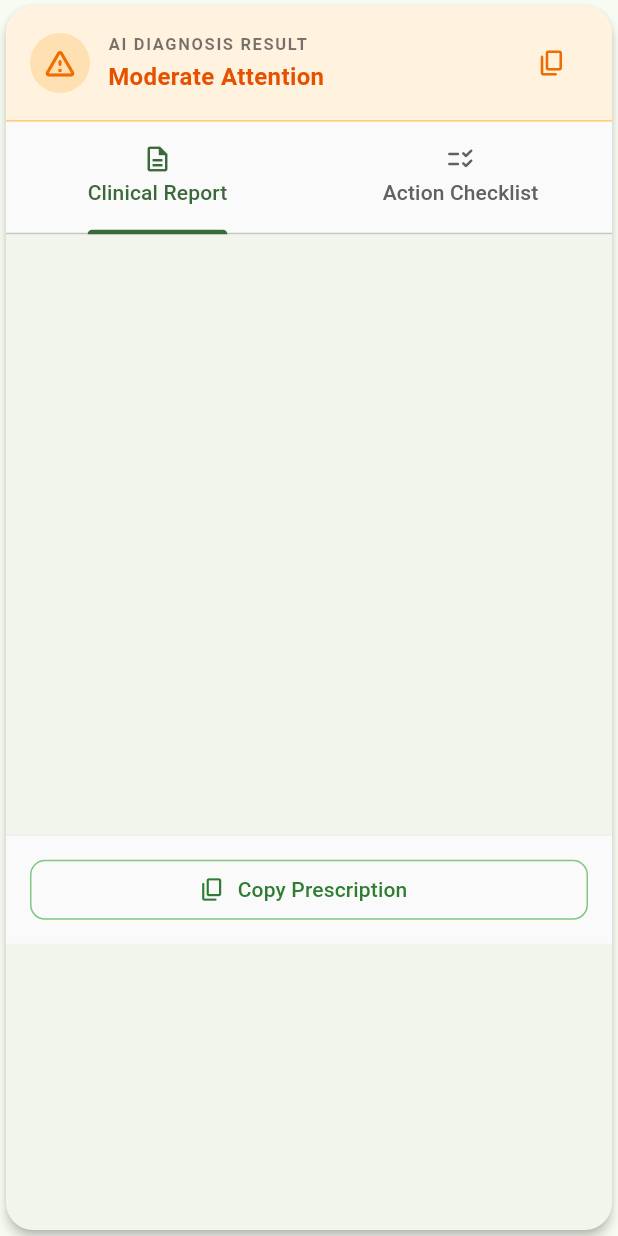
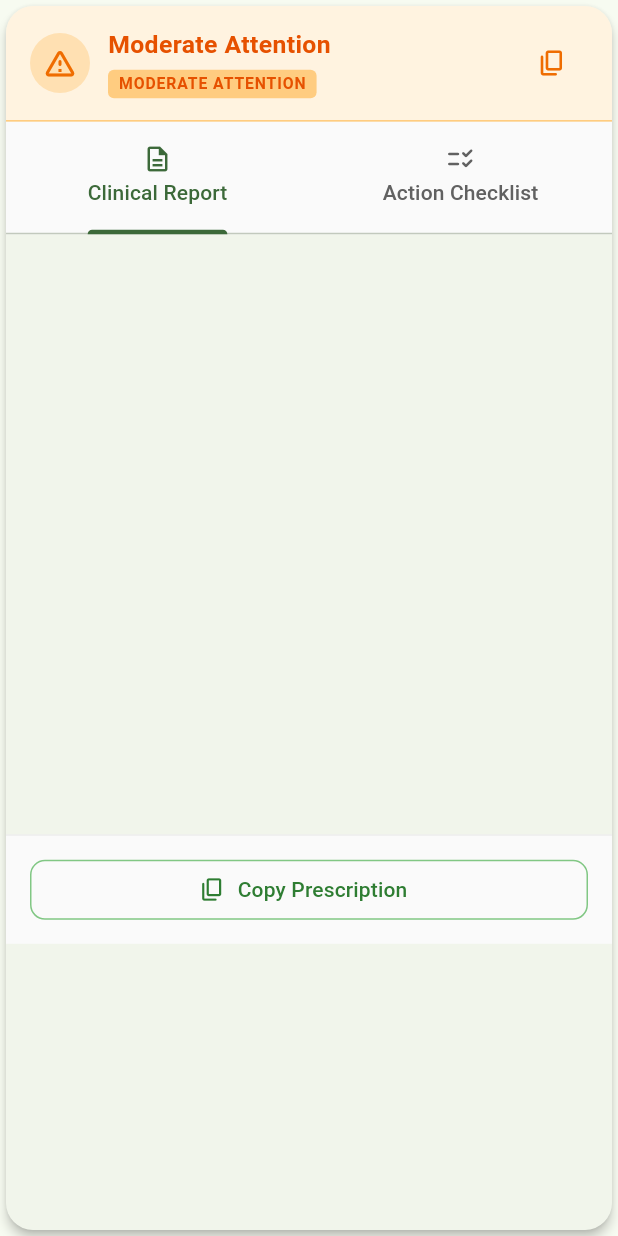
Before and after one commit to ChoyonBonik/cropdoc-ai, a Flutter app: the DiagnosisReportView widget shown alone on an empty page, opened directly with empty values, on a phone screen of 412 x 824 dp. Run offline on Flutter 3.47's test engine with Material 3 defaults, Android fonts, the phone set to English and light mode, and no system bars; our stand-ins replace flutter_markdown, google_generative_ai, image_picker.

Commit message:
fix(ai): refine plant pathology system instructions, disease title extraction, and accurate foliar lesion detection

```diff
--- a/lib/screens/dashboard_screen.dart
+++ b/lib/screens/dashboard_screen.dart
@@ -25,9 +25,9 @@ class _DashboardScreenState extends State<DashboardScreen> {
       debugPrint('[LeafDoctor] Opening image picker: $source');
       final XFile? pickedFile = await _picker.pickImage(
         source: source,
-        maxWidth: 1600,
-        maxHeight: 1600,
-        imageQuality: 85,
+        maxWidth: 1200,
+        maxHeight: 1200,
+        imageQuality: 82,
       );
 
       if (pickedFile == null) {
--- a/lib/services/gemini_service.dart
+++ b/lib/services/gemini_service.dart
@@ -27,20 +27,27 @@ class GeminiDiseaseService {
       debugPrint('[GeminiService] Image size: ${imageBytes.length} bytes, type: $mimeType');
 
       const prompt =
-          'You are an expert agricultural plant pathologist and agronomist specializing in tomato crops. '
-          'Carefully inspect this tomato leaf image:\n'
-          '1. Identify the disease or issue (e.g., Early Blight, Late Blight, Septoria Leaf Spot, Tomato Yellow Leaf Curl Virus, Bacterial Spot, or Healthy).\n'
-          '2. State your confidence level and the primary visual symptoms observed.\n'
-          '3. Provide an actionable, concise treatment and management plan (including organic/cultural controls and chemical treatments if applicable).\n'
-          '4. Provide preventive measures for future crops.\n\n'
-          'Format your response cleanly with clear headings and bullet points.';
+          'Perform a meticulous plant pathology examination of this leaf image:\n\n'
+          '## 1. PRIMARY DIAGNOSIS\n'
+          '- **Disease / Condition**: [Specify exact common name and scientific name, e.g., Early Blight (Alternaria solani), Late Blight (Phytophthora infestans), Septoria Leaf Spot (Septoria lycopersici), Bacterial Spot (Xanthomonas), Tomato Yellow Leaf Curl Virus, Leaf Mold, Powdery Mildew, or Healthy Leaf]\n'
+          '- **Severity Level**: [Healthy / Mild / Moderate / Critical]\n'
+          '- **Confidence Score**: [e.g., 95%]\n\n'
+          '## 2. OBSERVED PATHOLOGY & SYMPTOMS\n'
+          '- Detail the visual symptoms: spot shapes, colors, concentric target rings, chlorotic yellow halos, margins, or curling.\n'
+          '- Explain the key diagnostic features differentiating this from similar lookalikes.\n\n'
+          '## 3. IMMEDIATE TREATMENT PLAN\n'
+          '- **Cultural & Organic Remedies**: (Pruning infected tissue, drip irrigation, sunlight/airflow).\n'
+          '- **Chemical & Fungicidal Interventions**: (Specific active ingredients: e.g. Copper hydroxide, Chlorothalonil, Mancozeb, Azoxystrobin, or Bacillus subtilis).\n\n'
+          '## 4. PREVENTIVE MEASURES\n'
+          '- Long-term sanitation, crop rotation, and preventative care to protect remaining yield.\n\n'
+          'Format with clear markdown headings and bullet points.';
 
       const configuredModel = String.fromEnvironment('GEMINI_MODEL');
       final candidateModels = [
         if (configuredModel.isNotEmpty) configuredModel,
+        'gemini-3.5-flash',
+        'gemini-3.5-flash-lite',
         'gemini-3.8-flash',
-        'gemini-3.5-flash',
-        'gemini-1.5-flash',
       ];
 
       String? lastError;
@@ -51,6 +58,17 @@ class GeminiDiseaseService {
           final model = GenerativeModel(
             model: modelName,
             apiKey: apiKey,
+            systemInstruction: Content.system(
+              'You are a senior plant pathologist and agricultural disease expert. '
+              'Your mission is to accurately diagnose plant foliar diseases from imagery. '
+              'Inspect every quadrant of the leaf blade for subtle lesions, fungal spores, '
+              'chlorotic halos, necrotic margins, water-soaked patches, leaf curling, or viral mosaics. '
+              'Never overlook minor lesions or assume a leaf is healthy if any abnormal foliar symptoms are visible.'
+            ),
+            generationConfig: GenerationConfig(
+              maxOutputTokens: 1000,
+              temperature: 0.2,
+            ),
           );
 
           final promptPart = TextPart(prompt);
--- a/lib/widgets/diagnosis_report_view.dart
+++ b/lib/widgets/diagnosis_report_view.dart
@@ -34,6 +34,7 @@ class _DiagnosisReportViewState extends State<DiagnosisReportView>
     with SingleTickerProviderStateMixin {
   late TabController _tabController;
   late DiseaseSeverity _severity;
+  late String _diseaseTitle;
   late List<String> _checklistItems;
   final Map<int, bool> _completedItems = {};
   final ScrollController _reportScrollController = ScrollController();
@@ -43,6 +44,7 @@ class _DiagnosisReportViewState extends State<DiagnosisReportView>
     super.initState();
     _tabController = TabController(length: 2, vsync: this);
     _severity = _determineSeverity(widget.diagnosisText);
+    _diseaseTitle = _extractDiseaseTitle(widget.diagnosisText);
     _checklistItems = _extractChecklistItems(widget.diagnosisText);
   }
 
@@ -52,6 +54,7 @@ class _DiagnosisReportViewState extends State<DiagnosisReportView>
     if (oldWidget.diagnosisText != widget.diagnosisText) {
       setState(() {
         _severity = _determineSeverity(widget.diagnosisText);
+        _diseaseTitle = _extractDiseaseTitle(widget.diagnosisText);
         _checklistItems = _extractChecklistItems(widget.diagnosisText);
         _completedItems.clear();
       });
@@ -65,23 +68,85 @@ class _DiagnosisReportViewState extends State<DiagnosisReportView>
     super.dispose();
   }
 
+  String _extractDiseaseTitle(String text) {
+    final lines = text.split('\n');
+    for (final rawLine in lines) {
+      final line = rawLine.trim();
+      final lower = line.toLowerCase();
+
+      if (lower.contains('disease') ||
+          lower.contains('condition') ||
+          lower.contains('diagnosis:')) {
+        final clean = line
+            .replaceAll(RegExp(r'^[#\-*•\s]+'), '')
+            .replaceAll('**', '')
+            .replaceFirst(
+              RegExp(
+                r'^(Disease|Condition|Primary Diagnosis|Diagnosis)(\s*\/\s*Condition)?:\s*',
+                caseSensitive: false,
+              ),
+              '',
+            )
+            .trim();
+        if (clean.isNotEmpty && clean.length > 3) {
+          return clean;
+        }
+      }
+    }
+
+    for (final rawLine in lines) {
+      final line = rawLine.trim();
+      if (line.startsWith('#')) {
+        final clean = line
+            .replaceFirst(RegExp(r'^#+\s*'), '')
+            .replaceAll('**', '')
+            .trim();
+        if (clean.isNotEmpty &&
+            !clean.toLowerCase().contains('report') &&
+            !clean.toLowerCase().contains('clinical')) {
+          return clean;
+        }
+      }
+    }
+
+    return _severity.label;
+  }
+
   DiseaseSeverity _determineSeverity(String text) {
     final lower = text.toLowerCase();
-    if (lower.contains('healthy') &&
-        !lower.contains('not healthy') &&
-        !lower.contains('blight') &&
-        !lower.contains('spot') &&
-        !lower.contains('virus')) {
+    final topSection = lower.length > 500 ? lower.substring(0, 500) : lower;
+
+    final isSevere = topSection.contains('late blight') ||
+        topSection.contains('yellow leaf curl') ||
+        topSection.contains('bacterial wilt') ||
+        topSection.contains('canker') ||
+        topSection.contains('severe') ||
+        topSection.contains('critical');
+
+    if (isSevere) return DiseaseSeverity.severe;
+
+    final hasDisease = topSection.contains('blight') ||
+        topSection.contains('spot') ||
+        topSection.contains('speck') ||
+        topSection.contains('mold') ||
+        topSection.contains('mildew') ||
+        topSection.contains('virus') ||
+        topSection.contains('wilt') ||
+        topSection.contains('rot') ||
+        topSection.contains('mosaic') ||
+        topSection.contains('chlorosis') ||
+        topSection.contains('deficiency') ||
+        topSection.contains('mite') ||
+        topSection.contains('anthracnose') ||
+        topSection.contains('septoria') ||
+        topSection.contains('fung');
+
+    if (hasDisease) return DiseaseSeverity.moderate;
+
+    if (topSection.contains('healthy') &&
+        !topSection.contains('not healthy') &&
+        !topSection.contains('unhealthy')) {
       return DiseaseSeverity.healthy;
-    }
-
-    if (lower.contains('late blight') ||
-        lower.contains('yellow leaf curl') ||
-        lower.contains('bacterial wilt') ||
-        lower.contains('severe') ||
-        lower.contains('critical') ||
-        lower.contains('destroy')) {
-      return DiseaseSeverity.severe;
     }
 
     return DiseaseSeverity.moderate;
@@ -248,23 +313,39 @@ class _DiagnosisReportViewState extends State<DiagnosisReportView>
             child: Column(
               crossAxisAlignment: CrossAxisAlignment.start,
               children: [
-                const Text(
-                  'AI DIAGNOSIS RESULT',
+                Text(
+                  _diseaseTitle,
+                  maxLines: 2,
+                  overflow: TextOverflow.ellipsis,
                   style: TextStyle(
-                    fontSize: 11,
-                    letterSpacing: 1.1,
-                    fontWeight: FontWeight.bold,
-                    color: Colors.black54,
-                  ),
-                ),
-                const SizedBox(height: 2),
-                Text(
-                  _severity.label,
-                  style: TextStyle(
-                    fontSize: 16,
+                    fontSize: 16.5,
                     fontWeight: FontWeight.bold,
                     color: _severity.color.shade900,
                   ),
+                ),
+                const SizedBox(height: 4),
+                Row(
+                  children: [
+                    Container(
+                      padding: const EdgeInsets.symmetric(
+                        horizontal: 7,
+                        vertical: 2,
+                      ),
+                      decoration: BoxDecoration(
+                        color: _severity.color.shade200,
+                        borderRadius: BorderRadius.circular(4),
+                      ),
+                      child: Text(
+                        _severity.label.toUpperCase(),
+                        style: TextStyle(
+                          fontSize: 10.5,
+                          letterSpacing: 0.6,
+                          fontWeight: FontWeight.bold,
+                          color: _severity.color.shade900,
+                        ),
+                      ),
+                    ),
+                  ],
                 ),
               ],
             ),
```
Also changed, not shown: 1 other file.
